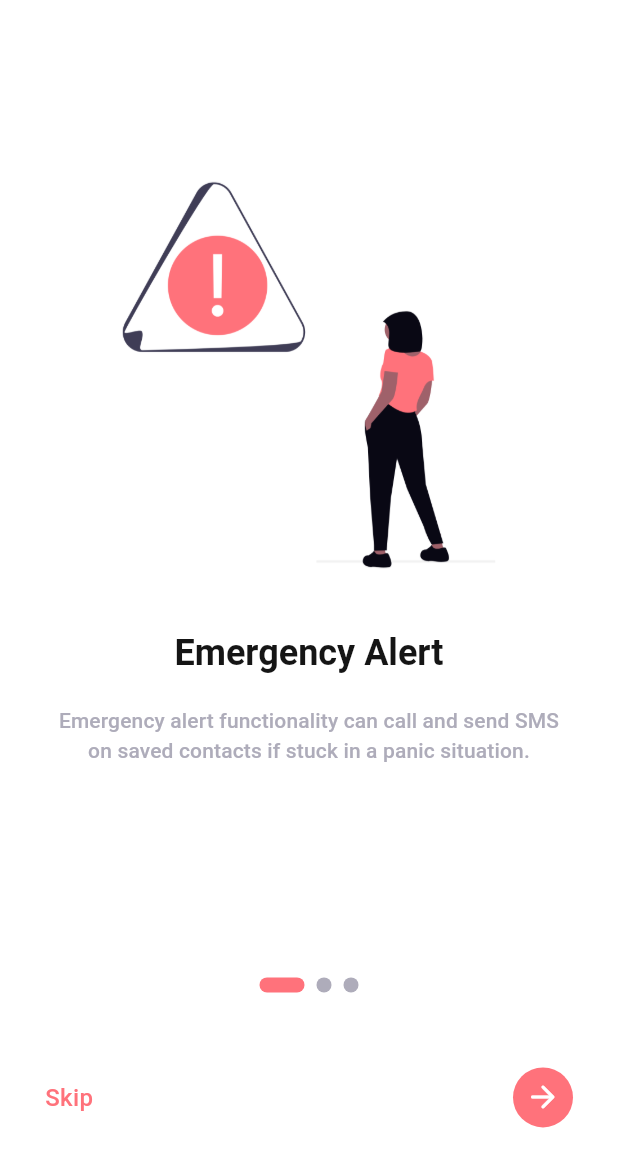
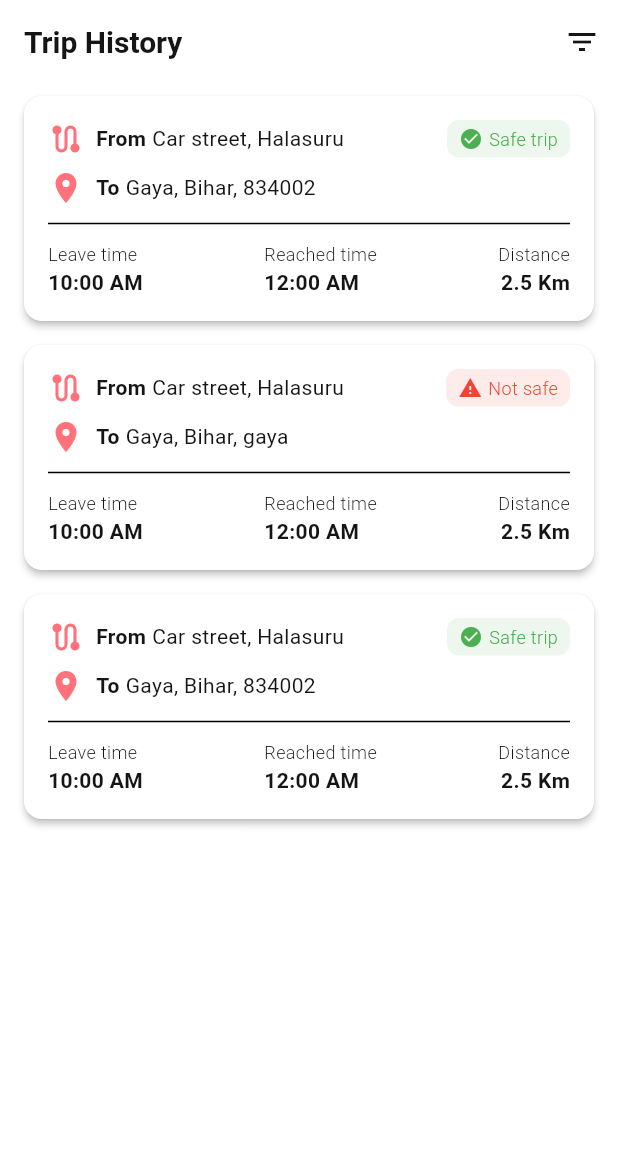
Before and after one commit to Nitishroy-7033/Project-Shakti, a Flutter app: the screen it shows after launch, on a phone screen of 412 x 824 dp. Shown: the top 1167 px of the screen. Run offline on Flutter 3.47's test engine with Material 3 defaults, Android fonts, the phone set to English and light mode, and no system bars; drawn by our look-alikes of smooth_page_indicator; our stand-ins replace flutter_bloc, flutter_contacts, geocoding, google_maps_flutter, permission_handler; Roboto replaces fonts that are missing (Poppins).

Commit message:
Implement trip history screen
- Add TripHistoryScreen to display a list of past trips from a local model.
- Create a reusable TripCardWidget to show details of each trip, including status (Safe/Not Safe).
- Implement filtering logic in the AppBar to filter trips by status.

```diff
--- a/lib/core/routes/routes.dart
+++ b/lib/core/routes/routes.dart
@@ -13,6 +13,7 @@ import 'package:project_shakti/features/fake_call/views/fake_call.dart';
 import 'package:project_shakti/features/friend_list/views/friend_list_page.dart';
 import 'package:project_shakti/features/splash/views/splash_screen.dart';
 import 'package:project_shakti/features/start_trip/views/start_trip_screen.dart';
+import 'package:project_shakti/features/trip_history/views/trip_history_screen.dart';
 
 class AppRoutes {
   static const String splash = '/splash';
@@ -29,9 +30,11 @@ class AppRoutes {
   static const String bottomNav = '/bottom_nav';
   static const String onBoarding = '/onBoarding';
   static const String startTrip = '/startTrip';
+  static const String tripHistory = '/tripHistory';
 
   static Map<String, WidgetBuilder> getRoutes() {
     return {
+      tripHistory: (context) => const TripHistoryScreen(),
       splash: (context) => const SplashScreen(),
       login: (context) => const LoginScreen(),
       signup: (context) => const SignUpScreen(),
--- /dev/null
+++ b/lib/features/trip_history/models/trip_model.dart
@@ -0,0 +1,19 @@
+enum TripStatus { safe, notSafe }
+
+class Trip {
+  final String fromLocation;
+  final String toLocation;
+  final String leaveTime;
+  final String reachedTime;
+  final String distance;
+  final TripStatus status;
+
+  Trip({
+    required this.fromLocation,
+    required this.toLocation,
+    required this.leaveTime,
+    required this.reachedTime,
+    required this.distance,
+    required this.status,
+  });
+}
--- /dev/null
+++ b/lib/features/trip_history/views/trip_history_screen.dart
@@ -0,0 +1,134 @@
+import 'package:flutter/material.dart';
+import 'package:project_shakti/core/theme/app_colors.dart';
+import 'package:project_shakti/core/theme/app_text_styles.dart';
+import '../models/trip_model.dart';
+import '../widgets/trip_card_widget.dart';
+
+class TripHistoryScreen extends StatefulWidget {
+  const TripHistoryScreen({super.key});
+
+  @override
+  State<TripHistoryScreen> createState() => _TripHistoryScreenState();
+}
+
+class _TripHistoryScreenState extends State<TripHistoryScreen> {
+  final List<Trip> _allTrips = [
+    Trip(
+      fromLocation: 'Car street, Halasuru',
+      toLocation: 'Gaya, Bihar, 834002',
+      leaveTime: '10:00 AM',
+      reachedTime: '12:00 AM',
+      distance: '2.5 Km',
+      status: TripStatus.safe,
+    ),
+    Trip(
+      fromLocation: 'Car street, Halasuru',
+      toLocation: 'Gaya, Bihar, gaya',
+      leaveTime: '10:00 AM',
+      reachedTime: '12:00 AM',
+      distance: '2.5 Km',
+      status: TripStatus.notSafe,
+    ),
+    Trip(
+      fromLocation: 'Car street, Halasuru',
+      toLocation: 'Gaya, Bihar, 834002',
+      leaveTime: '10:00 AM',
+      reachedTime: '12:00 AM',
+      distance: '2.5 Km',
+      status: TripStatus.safe,
+    ),
+  ];
+
+  List<Trip> _filteredTrips = [];
+  String _selectedFilter = 'all';
+
+  @override
+  void initState() {
+    super.initState();
+    _filteredTrips = _allTrips;
+  }
+
+  void _applyFilter(String filter) {
+    setState(() {
+      _selectedFilter = filter;
+      if (filter == 'all') {
+        _filteredTrips = _allTrips;
+      } else if (filter == 'safe') {
+        _filteredTrips =
+            _allTrips.where((trip) => trip.status == TripStatus.safe).toList();
+      } else if (filter == 'notSafe') {
+        _filteredTrips =
+            _allTrips
+                .where((trip) => trip.status == TripStatus.notSafe)
+                .toList();
+      }
+    });
+  }
+
+  @override
+  Widget build(BuildContext context) {
+    final brightness = Theme.of(context).brightness;
+
+    return Scaffold(
+      appBar: AppBar(
+        title: Text(
+          'Trip History',
+          style: AppTextStyles.appBarTitle(brightness),
+        ),
+        actions: [
+          PopupMenuButton<String>(
+            icon: Icon(
+              Icons.filter_list,
+              color:
+                  brightness == Brightness.light
+                      ? AppColors.fontLight
+                      : AppColors.fontDark,
+            ),
+            onSelected: _applyFilter,
+            itemBuilder:
+                (BuildContext context) => <PopupMenuEntry<String>>[
+                  PopupMenuItem<String>(
+                    value: 'all',
+                    child: Text(
+                      'All Trips',
+                      style: AppTextStyles.body(brightness),
+                    ),
+                  ),
+                  PopupMenuItem<String>(
+                    value: 'safe',
+                    child: Text(
+                      'Safe Trips Only',
+                      style: AppTextStyles.body(brightness),
+                    ),
+                  ),
+                  PopupMenuItem<String>(
+                    value: 'notSafe',
+                    child: Text(
+                      'Not Safe Trips Only',
+                      style: AppTextStyles.body(brightness),
+                    ),
+                  ),
+                ],
+          ),
+        ],
+        backgroundColor: Colors.transparent,
+        elevation: 0,
+      ),
+      body:
+          _filteredTrips.isEmpty
+              ? Center(
+                child: Text(
+                  'No trips to display for the selected filter.',
+                  style: AppTextStyles.body(brightness),
+                  textAlign: TextAlign.center,
+                ),
+              )
+              : ListView.builder(
+                itemCount: _filteredTrips.length,
+                itemBuilder: (context, index) {
+                  return TripCardWidget(trip: _filteredTrips[index]);
+                },
+              ),
+    );
+  }
+}
--- /dev/null
+++ b/lib/features/trip_history/widgets/trip_card_widget.dart
@@ -0,0 +1,157 @@
+import 'package:flutter/material.dart';
+import 'package:project_shakti/core/theme/app_colors.dart';
+import 'package:project_shakti/core/theme/app_text_styles.dart';
+import '../models/trip_model.dart';
+
+class TripCardWidget extends StatelessWidget {
+  final Trip trip;
+
+  const TripCardWidget({super.key, required this.trip});
+
+  @override
+  Widget build(BuildContext context) {
+    final brightness = Theme.of(context).brightness;
+
+    Color statusColor;
+    String statusText;
+    IconData statusIcon;
+
+    if (trip.status == TripStatus.safe) {
+      statusColor = Colors.green;
+      statusText = 'Safe trip';
+      statusIcon = Icons.check_circle;
+    } else {
+      statusColor = Colors.red;
+      statusText = 'Not safe';
+      statusIcon = Icons.warning;
+    }
+
+    return Card(
+      margin: const EdgeInsets.symmetric(horizontal: 16.0, vertical: 8.0),
+      shape: RoundedRectangleBorder(borderRadius: BorderRadius.circular(12.0)),
+      elevation: 2.0,
+      child: Padding(
+        padding: const EdgeInsets.all(16.0),
+        child: Column(
+          crossAxisAlignment: CrossAxisAlignment.start,
+          children: [
+            Row(
+              mainAxisAlignment: MainAxisAlignment.spaceBetween,
+              children: [
+                Expanded(
+                  child: Row(
+                    children: [
+                      Icon(
+                        Icons.route,
+                        color:
+                            brightness == Brightness.light
+                                ? AppColors.primaryLight
+                                : AppColors.primaryDark,
+                      ),
+                      const SizedBox(width: 8.0),
+                      Text('From', style: AppTextStyles.bodyBold(brightness)),
+                      const SizedBox(width: 4.0),
+                      Expanded(
+                        child: Text(
+                          trip.fromLocation,
+                          style: AppTextStyles.body(brightness),
+                          overflow: TextOverflow.ellipsis,
+                        ),
+                      ),
+                    ],
+                  ),
+                ),
+                Container(
+                  padding: const EdgeInsets.symmetric(
+                    horizontal: 8.0,
+                    vertical: 4.0,
+                  ),
+                  decoration: BoxDecoration(
+                    color: statusColor.withOpacity(0.1),
+                    borderRadius: BorderRadius.circular(8.0),
+                  ),
+                  child: Row(
+                    children: [
+                      Icon(statusIcon, color: statusColor, size: 16),
+                      const SizedBox(width: 4.0),
+                      Text(
+                        statusText,
+                        style: AppTextStyles.caption(
+                          brightness,
+                        ).copyWith(color: statusColor),
+                      ),
+                    ],
+                  ),
+                ),
+              ],
+            ),
+            const SizedBox(height: 8.0),
+            Row(
+              children: [
+                Icon(
+                  Icons.location_on,
+                  color:
+                      brightness == Brightness.light
+                          ? AppColors.primaryLight
+                          : AppColors.primaryDark,
+                ),
+                const SizedBox(width: 8.0),
+                Text('To', style: AppTextStyles.bodyBold(brightness)),
+                const SizedBox(width: 4.0),
+                Expanded(
+                  child: Text(
+                    trip.toLocation,
+                    style: AppTextStyles.body(brightness),
+                    overflow: TextOverflow.ellipsis,
+                  ),
+                ),
+              ],
+            ),
+            const Divider(height: 24.0),
+            Row(
+              mainAxisAlignment: MainAxisAlignment.spaceBetween,
+              children: [
+                Column(
+                  crossAxisAlignment: CrossAxisAlignment.start,
+                  children: [
+                    Text(
+                      'Leave time',
+                      style: AppTextStyles.caption(brightness),
+                    ),
+                    Text(
+                      trip.leaveTime,
+                      style: AppTextStyles.bodyBold(brightness),
+                    ),
+                  ],
+                ),
+                Column(
+                  crossAxisAlignment: CrossAxisAlignment.start,
+                  children: [
+                    Text(
+                      'Reached time',
+                      style: AppTextStyles.caption(brightness),
+                    ),
+                    Text(
+                      trip.reachedTime,
+                      style: AppTextStyles.bodyBold(brightness),
+                    ),
+                  ],
+                ),
+                Column(
+                  crossAxisAlignment: CrossAxisAlignment.end,
+                  children: [
+                    Text('Distance', style: AppTextStyles.caption(brightness)),
+                    Text(
+                      trip.distance,
+                      style: AppTextStyles.bodyBold(brightness),
+                    ),
+                  ],
+                ),
+              ],
+            ),
+          ],
+        ),
+      ),
+    );
+  }
+}
--- a/lib/main.dart
+++ b/lib/main.dart
@@ -2,6 +2,7 @@ import 'package:flutter/material.dart';
 import 'package:project_shakti/core/routes/routes.dart';
 import 'package:project_shakti/core/theme/app_theme.dart';
 import 'package:project_shakti/core/utils/update_status_bar.dart';
+import 'package:project_shakti/features/trip_history/views/trip_history_screen.dart';
 
 void main() {
   runApp(const MyApp());
@@ -21,7 +22,7 @@ class MyApp extends StatelessWidget {
       // themeMode: themeController.isLightTheme.value
       //             ? ThemeMode.light
       //             : ThemeMode.dark,
-      initialRoute: AppRoutes.splash, //isLogin ? splash : onboarding
+      initialRoute: AppRoutes.tripHistory, //isLogin ? splash : onboarding
       routes: AppRoutes.getRoutes(),
       builder: (context, child) {
         updateStatusBar(context);
```
Also changed, not shown: lib/features/trip_history/bloc/bloc.dart (added).
